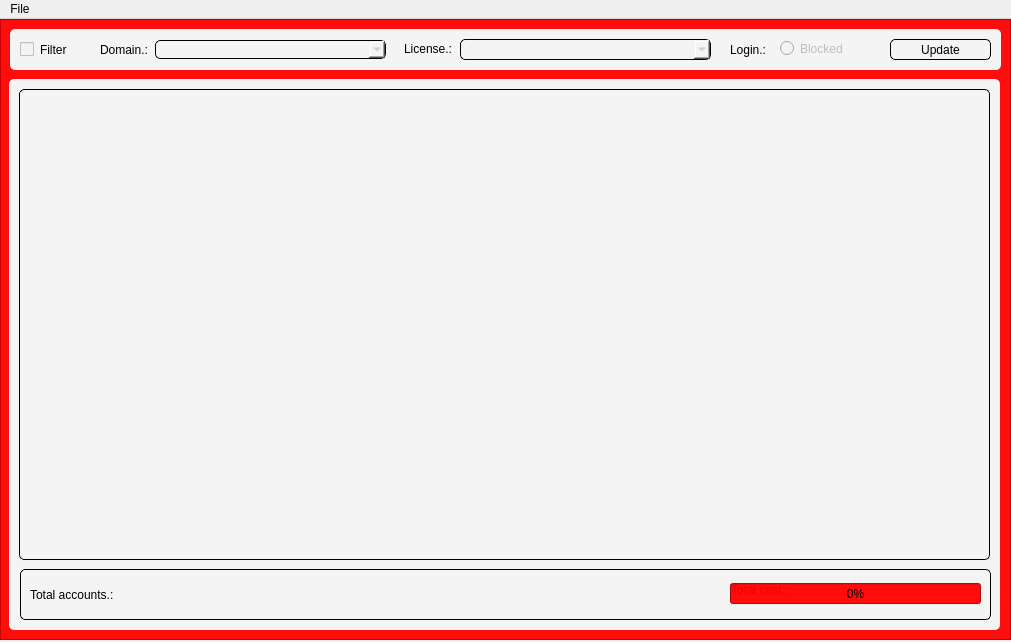
Before: the Qt Designer form gui/design.ui in gabrieldelsin/CSV-365-Formatter, drawn with Qt 5.
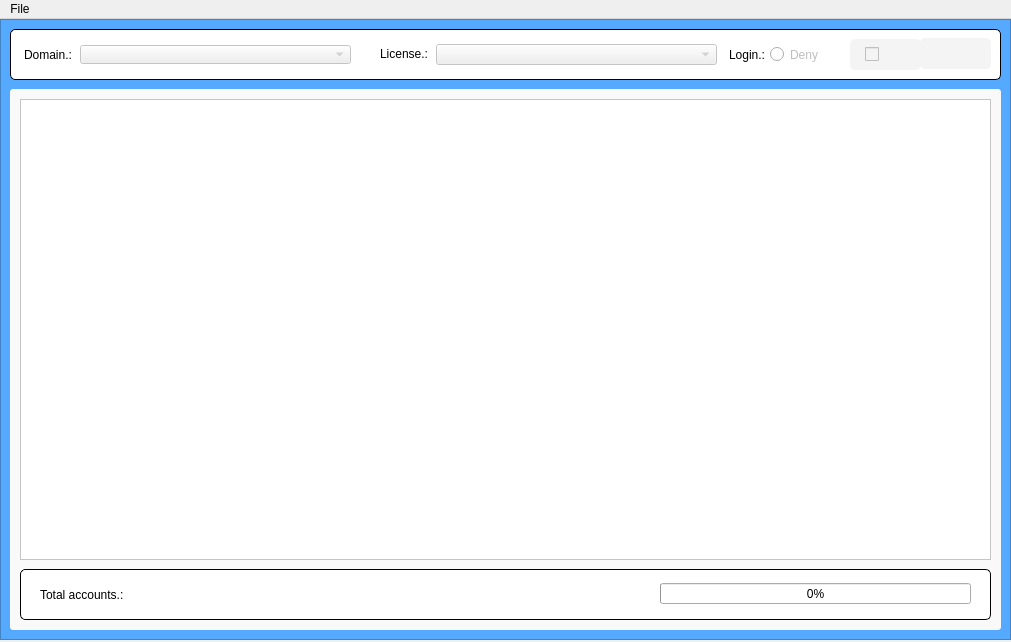
After: the same form once the commit is applied. Icons and pictures are not drawn.

Patch:
```diff
--- a/gui/design.ui
+++ b/gui/design.ui
@@ -70,7 +70,10 @@
      </rect>
     </property>
     <property name="styleSheet">
-     <string notr="true">background-color: rgba(255, 0, 0, 241);</string>
+     <string notr="true">QFrame {
+	background-color: rgb(85, 170, 255);
+
+}</string>
     </property>
     <property name="frameShape">
      <enum>QFrame::StyledPanel</enum>
@@ -81,10 +84,10 @@
     <widget class="QGroupBox" name="groupBox_2">
      <property name="geometry">
       <rect>
-       <x>9</x>
-       <y>60</y>
+       <x>10</x>
+       <y>70</y>
        <width>991</width>
-       <height>551</height>
+       <height>541</height>
       </rect>
      </property>
      <property name="font">
@@ -93,8 +96,10 @@
       </font>
      </property>
      <property name="styleSheet">
-      <string notr="true">background-color: rgb(244, 244, 244);
-border-radius: 5px;</string>
+      <string notr="true">QGroupBox{
+	background-color: rgb(249, 249, 249);
+	border-radius: 3px;
+}</string>
      </property>
      <property name="title">
       <string/>
@@ -108,12 +113,13 @@
         <x>10</x>
         <y>10</y>
         <width>971</width>
-        <height>471</height>
+        <height>461</height>
        </rect>
       </property>
       <property name="font">
        <font>
-        <family>Arial</family>
+        <family>Yu Gothic UI</family>
+        <pointsize>10</pointsize>
        </font>
       </property>
       <property name="cursor" stdset="0">
@@ -123,10 +129,10 @@
        <enum>Qt::StrongFocus</enum>
       </property>
       <property name="styleSheet">
-       <string notr="true">QAbstractScrollArea {
-	border: 1px solid;
-	
-}</string>
+       <string notr="true">QListWidget {
+	background-color: rgb(255, 255, 255);
+}
+</string>
       </property>
       <property name="frameShape">
        <enum>QFrame::StyledPanel</enum>
@@ -199,12 +205,16 @@
        <x>10</x>
        <y>10</y>
        <width>991</width>
-       <height>41</height>
+       <height>51</height>
       </rect>
      </property>
      <property name="styleSheet">
-      <string notr="true">border-radius: 5px;
-background-color: rgb(244, 244, 244);</string>
+      <string notr="true">QGroupBox {
+	
+	background-color: rgb(255, 255, 255);
+	border-radius: 5px;
+	border: 1px solid;
+}</string>
      </property>
      <property name="title">
       <string/>
@@ -215,8 +225,8 @@
       </property>
       <property name="geometry">
        <rect>
-        <x>90</x>
-        <y>10</y>
+        <x>14</x>
+        <y>15</y>
         <width>51</width>
         <height>21</height>
        </rect>
@@ -227,6 +237,10 @@
         <pointsize>9</pointsize>
        </font>
       </property>
+      <property name="styleSheet">
+       <string notr="true">background-color: rgb(255, 255, 255);
+</string>
+      </property>
       <property name="text">
        <string>Domain.:</string>
       </property>
@@ -237,9 +251,9 @@
       </property>
       <property name="geometry">
        <rect>
-        <x>145</x>
-        <y>11</y>
-        <width>231</width>
+        <x>70</x>
+        <y>16</y>
+        <width>271</width>
         <height>19</height>
        </rect>
       </property>
@@ -257,15 +271,14 @@
        <bool>false</bool>
       </property>
       <property name="styleSheet">
-       <string notr="true">border-style: solid;
-border-width: 1px;</string>
+       <string notr="true"/>
       </property>
       <property name="minimumContentsLength">
        <number>0</number>
       </property>
       <property name="iconSize">
        <size>
-        <width>0</width>
+        <width>16</width>
         <height>16</height>
        </size>
       </property>
@@ -285,10 +298,10 @@
       </property>
       <property name="geometry">
        <rect>
-        <x>10</x>
+        <x>840</x>
         <y>10</y>
-        <width>51</width>
-        <height>21</height>
+        <width>71</width>
+        <height>31</height>
        </rect>
       </property>
       <property name="font">
@@ -300,8 +313,44 @@
       <property name="cursor">
        <cursorShape>PointingHandCursor</cursorShape>
       </property>
+      <property name="layoutDirection">
+       <enum>Qt::LeftToRight</enum>
+      </property>
+      <property name="styleSheet">
+       <string notr="true">QCheckBox::hover {
+	
+	border-right: 100px;
+	background-color: rgb(212, 212, 212);
+	
+}
+
+QCheckBox{
+	padding-left: 15px;
+	background-color: rgb(244, 244, 244);
+	border-radius: 5px;
+}</string>
+      </property>
       <property name="text">
-       <string>Filter</string>
+       <string/>
+      </property>
+      <property name="icon">
+       <iconset>
+        <normaloff>../../../../Downloads/filter (1).png</normaloff>../../../../Downloads/filter (1).png</iconset>
+      </property>
+      <property name="iconSize">
+       <size>
+        <width>16</width>
+        <height>16</height>
+       </size>
+      </property>
+      <property name="checkable">
+       <bool>true</bool>
+      </property>
+      <property name="checked">
+       <bool>false</bool>
+      </property>
+      <property name="autoRepeat">
+       <bool>true</bool>
       </property>
      </widget>
      <widget class="QLabel" name="license_label">
@@ -310,8 +359,8 @@
       </property>
       <property name="geometry">
        <rect>
-        <x>394</x>
-        <y>9</y>
+        <x>370</x>
+        <y>14</y>
         <width>51</width>
         <height>21</height>
        </rect>
@@ -322,6 +371,10 @@
         <pointsize>9</pointsize>
        </font>
       </property>
+      <property name="styleSheet">
+       <string notr="true">background-color: rgb(255, 255, 255);
+</string>
+      </property>
       <property name="text">
        <string>License.:</string>
       </property>
@@ -332,23 +385,32 @@
       </property>
       <property name="geometry">
        <rect>
-        <x>450</x>
-        <y>10</y>
-        <width>251</width>
+        <x>426</x>
+        <y>15</y>
+        <width>281</width>
         <height>21</height>
        </rect>
       </property>
       <property name="font">
        <font>
         <family>Arial</family>
+        <pointsize>9</pointsize>
        </font>
       </property>
       <property name="cursor">
        <cursorShape>PointingHandCursor</cursorShape>
       </property>
+      <property name="toolTip">
+       <string notr="true"/>
+      </property>
+      <property name="layoutDirection">
+       <enum>Qt::LeftToRight</enum>
+      </property>
       <property name="styleSheet">
-       <string notr="true">border-style: solid;
-border-width: 1px;</string>
+       <string notr="true"/>
+      </property>
+      <property name="currentIndex">
+       <number>-1</number>
       </property>
       <property name="maxVisibleItems">
        <number>25</number>
@@ -356,11 +418,17 @@
       <property name="sizeAdjustPolicy">
        <enum>QComboBox::AdjustToContentsOnFirstShow</enum>
       </property>
+      <property name="iconSize">
+       <size>
+        <width>16</width>
+        <height>16</height>
+       </size>
+      </property>
       <property name="duplicatesEnabled">
        <bool>false</bool>
       </property>
       <property name="frame">
-       <bool>false</bool>
+       <bool>true</bool>
       </property>
      </widget>
      <widget class="QRadioButton" name="block_radioButton">
@@ -369,9 +437,9 @@
       </property>
       <property name="geometry">
        <rect>
-        <x>770</x>
-        <y>9</y>
-        <width>71</width>
+        <x>760</x>
+        <y>15</y>
+        <width>51</width>
         <height>21</height>
        </rect>
       </property>
@@ -384,15 +452,18 @@
       <property name="cursor">
        <cursorShape>PointingHandCursor</cursorShape>
       </property>
+      <property name="styleSheet">
+       <string notr="true">background-color: rgb(255, 255, 255);</string>
+      </property>
       <property name="text">
-       <string>Blocked</string>
+       <string>Deny</string>
       </property>
      </widget>
      <widget class="QLabel" name="login_label">
       <property name="geometry">
        <rect>
-        <x>720</x>
-        <y>10</y>
+        <x>719</x>
+        <y>15</y>
         <width>41</width>
         <height>21</height>
        </rect>
@@ -403,6 +474,9 @@
         <pointsize>9</pointsize>
        </font>
       </property>
+      <property name="styleSheet">
+       <string notr="true">background-color: rgb(255, 255, 255);</string>
+      </property>
       <property name="text">
        <string>Login.:</string>
       </property>
@@ -410,30 +484,57 @@
      <widget class="QPushButton" name="update_btn">
       <property name="geometry">
        <rect>
-        <x>880</x>
-        <y>10</y>
-        <width>101</width>
-        <height>21</height>
+        <x>910</x>
+        <y>9</y>
+        <width>71</width>
+        <height>31</height>
        </rect>
       </property>
       <property name="font">
        <font>
         <family>Arial</family>
         <pointsize>9</pointsize>
-        <kerning>true</kerning>
+        <strikeout>false</strikeout>
+        <stylestrategy>PreferDefault</stylestrategy>
+        <kerning>false</kerning>
        </font>
       </property>
       <property name="cursor">
        <cursorShape>PointingHandCursor</cursorShape>
       </property>
+      <property name="mouseTracking">
+       <bool>false</bool>
+      </property>
+      <property name="tabletTracking">
+       <bool>false</bool>
+      </property>
+      <property name="focusPolicy">
+       <enum>Qt::ClickFocus</enum>
+      </property>
+      <property name="toolTipDuration">
+       <number>2</number>
+      </property>
+      <property name="autoFillBackground">
+       <bool>false</bool>
+      </property>
       <property name="styleSheet">
-       <string notr="true">QPushButton{
-	border: 1px solid;
+       <string notr="true">QPushButton::hover {
+	
+	background-color: rgb(212, 212, 212);
+	color: white;
+}
+
+QPushButton{
+	background-color: rgb(244, 244, 244);
 	border-radius: 5px;
 }</string>
       </property>
       <property name="text">
-       <string>Update</string>
+       <string/>
+      </property>
+      <property name="icon">
+       <iconset>
+        <normaloff>../../../../Downloads/search.png</normaloff>../../../../Downloads/search.png</iconset>
       </property>
       <property name="checkable">
        <bool>false</bool>
@@ -442,10 +543,10 @@
        <bool>false</bool>
       </property>
       <property name="default">
-       <bool>false</bool>
+       <bool>true</bool>
       </property>
       <property name="flat">
-       <bool>true</bool>
+       <bool>false</bool>
       </property>
      </widget>
     </widget>
@@ -460,7 +561,8 @@
      </property>
      <property name="styleSheet">
       <string notr="true">QGroupBox {
-	background-color: rgb(244, 244, 244);
+	
+	background-color: rgb(255, 255, 255);
 	border-radius: 5px;
 	border: 1px solid;
 }</string>
@@ -477,7 +579,7 @@
       </property>
       <property name="geometry">
        <rect>
-        <x>10</x>
+        <x>20</x>
         <y>10</y>
         <width>91</width>
         <height>31</height>
@@ -490,7 +592,7 @@
        </font>
       </property>
       <property name="styleSheet">
-       <string notr="true">background-color: rgb(244, 244, 244);</string>
+       <string notr="true">background-color: rgb(255, 255, 255);</string>
       </property>
       <property name="text">
        <string>Total accounts.:</string>
@@ -502,7 +604,7 @@
       </property>
       <property name="geometry">
        <rect>
-        <x>100</x>
+        <x>110</x>
         <y>10</y>
         <width>161</width>
         <height>31</height>
@@ -511,11 +613,11 @@
       <property name="font">
        <font>
         <family>Arial</family>
-        <pointsize>10</pointsize>
+        <pointsize>9</pointsize>
        </font>
       </property>
       <property name="styleSheet">
-       <string notr="true">background-color: rgb(244, 244, 244);</string>
+       <string notr="true">background-color: rgb(255, 255, 255);</string>
       </property>
       <property name="text">
        <string/>
@@ -527,8 +629,8 @@
       </property>
       <property name="geometry">
        <rect>
-        <x>711</x>
-        <y>10</y>
+        <x>700</x>
+        <y>13</y>
         <width>71</width>
         <height>21</height>
        </rect>
@@ -540,7 +642,7 @@
        </font>
       </property>
       <property name="styleSheet">
-       <string notr="true">background-color: rgb(244, 244, 244);</string>
+       <string notr="true">background-color: rgb(255, 255, 255);</string>
       </property>
       <property name="text">
        <string>Total cost.: </string>
@@ -552,8 +654,8 @@
       </property>
       <property name="geometry">
        <rect>
-        <x>781</x>
-        <y>12</y>
+        <x>770</x>
+        <y>15</y>
         <width>181</width>
         <height>16</height>
        </rect>
@@ -561,11 +663,11 @@
       <property name="font">
        <font>
         <family>Arial</family>
-        <pointsize>10</pointsize>
+        <pointsize>9</pointsize>
        </font>
       </property>
       <property name="styleSheet">
-       <string notr="true">background-color: rgb(244, 244, 244);</string>
+       <string notr="true">background-color: rgb(255, 255, 255);</string>
       </property>
       <property name="text">
        <string/>
@@ -574,9 +676,9 @@
      <widget class="QProgressBar" name="progressBar">
       <property name="geometry">
        <rect>
-        <x>710</x>
+        <x>640</x>
         <y>14</y>
-        <width>251</width>
+        <width>311</width>
         <height>21</height>
        </rect>
       </property>
@@ -589,6 +691,9 @@
       <property name="alignment">
        <set>Qt::AlignRight|Qt::AlignTrailing|Qt::AlignVCenter</set>
       </property>
+      <property name="invertedAppearance">
+       <bool>false</bool>
+      </property>
      </widget>
     </widget>
    </widget>
```
Left out of the diff: 9 changed lines with no effect on the pictures.
